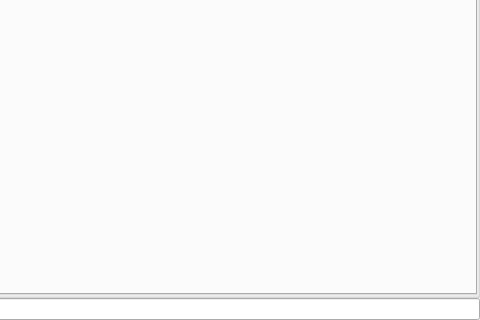
Above: src/widget/sessionwidget.ui from mugiseyebrows/mugi-grep before the change; both pictures show x 250 to 730 and y 276 to 596 of the 730 by 596 pixel window. Below: the same form after it.
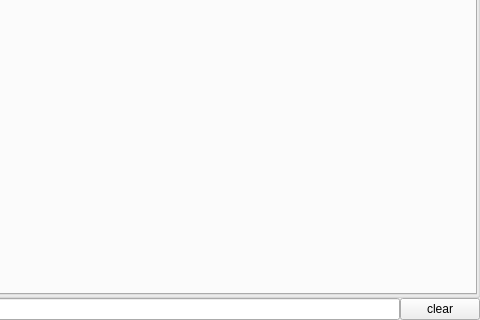
That is the form after the change. Custom widgets are drawn as their Qt base class.

Patch:
```diff
--- a/src/widget/sessionwidget.ui
+++ b/src/widget/sessionwidget.ui
@@ -106,6 +106,13 @@
      <item>
       <widget class="QLineEdit" name="open"/>
      </item>
+     <item>
+      <widget class="QPushButton" name="clear">
+       <property name="text">
+        <string>clear</string>
+       </property>
+      </widget>
+     </item>
     </layout>
    </item>
   </layout>
```
